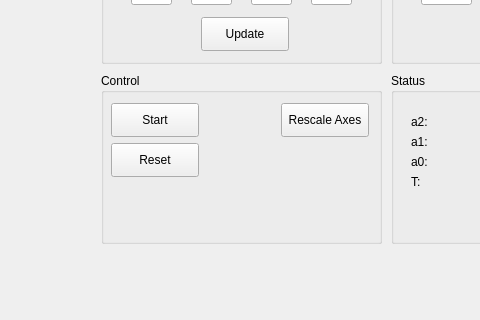
This is mainwindow.ui in SP2FET/MMM as Qt 5 draws it before an edit; both pictures show x 579 to 1059 and y 114 to 434 of the 1325 by 576 pixel window. The edited form follows.
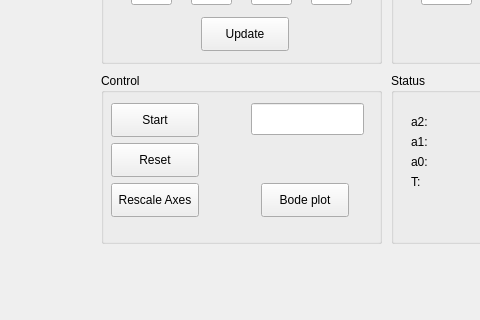
This is the edited form. Custom widgets are drawn as their Qt base class.

Diff of the .ui file:
```diff
--- a/mainwindow.ui
+++ b/mainwindow.ui
@@ -350,8 +350,8 @@
     <widget class="QPushButton" name="rescaleButton">
      <property name="geometry">
       <rect>
-       <x>180</x>
-       <y>30</y>
+       <x>10</x>
+       <y>110</y>
        <width>88</width>
        <height>34</height>
       </rect>
@@ -360,6 +360,29 @@
       <string>Rescale Axes</string>
      </property>
     </widget>
+    <widget class="QLineEdit" name="lineEdit">
+     <property name="geometry">
+      <rect>
+       <x>150</x>
+       <y>30</y>
+       <width>113</width>
+       <height>32</height>
+      </rect>
+     </property>
+    </widget>
+    <widget class="QPushButton" name="bodeButton">
+     <property name="geometry">
+      <rect>
+       <x>160</x>
+       <y>110</y>
+       <width>88</width>
+       <height>34</height>
+      </rect>
+     </property>
+     <property name="text">
+      <string>Bode plot</string>
+     </property>
+    </widget>
    </widget>
    <widget class="QGroupBox" name="statusBox">
     <property name="geometry">
```
